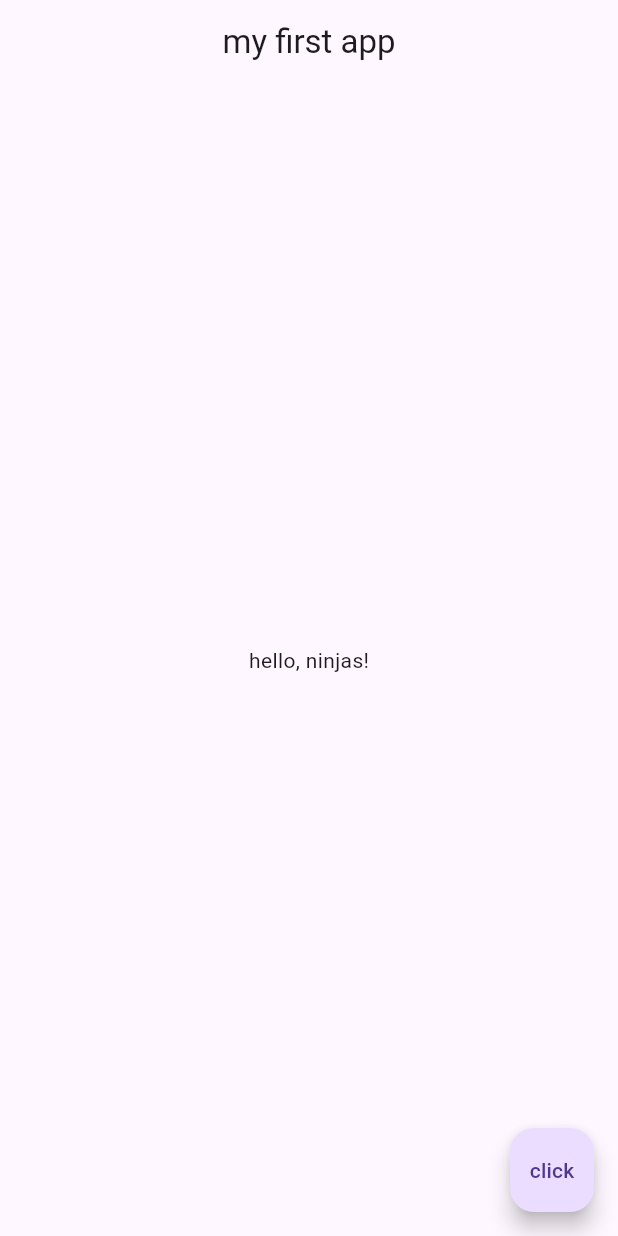
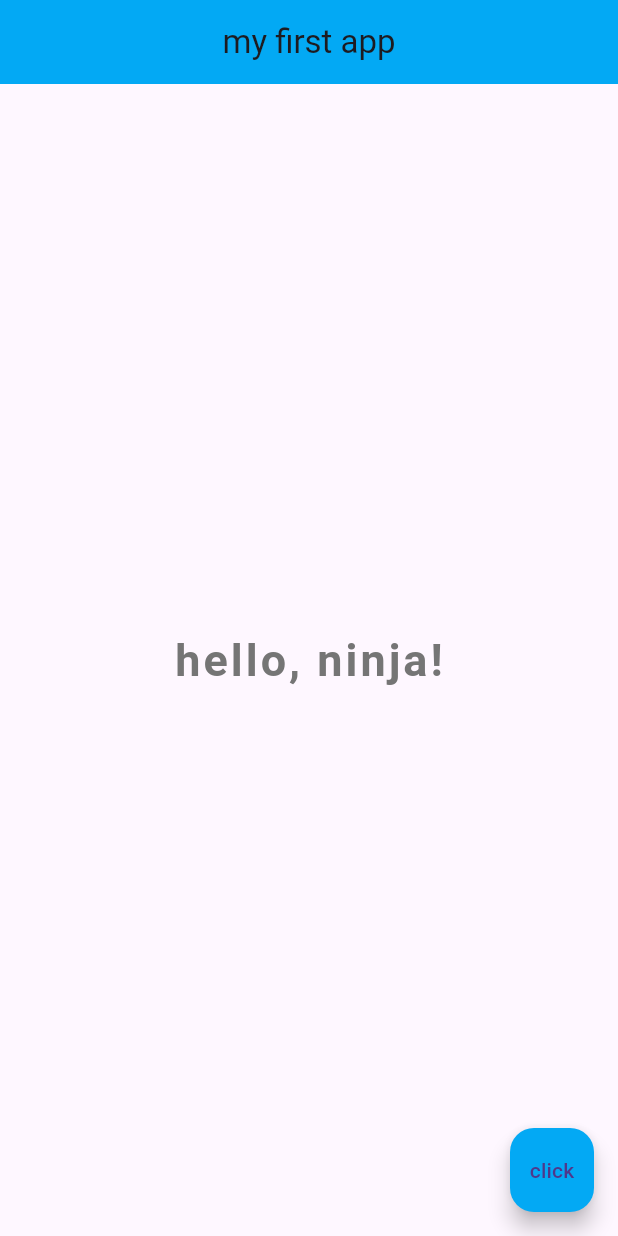
Before and after one commit to Akhil-Suden/flutter-basics, a Flutter app: the screen it shows after launch, on a phone screen of 412 x 824 dp. Run offline on Flutter 3.47's test engine with Material 3 defaults, Android fonts, the phone set to English and light mode, and no system bars; Roboto replaces fonts that are missing (IndieFlower).

Commit message:
my first flutter project

```diff
--- a/lib/main.dart
+++ b/lib/main.dart
@@ -1,21 +1,41 @@
 import 'package:flutter/material.dart';
 
 void main() => runApp(MaterialApp(
-  home: Scaffold(
-    appBar: AppBar(
-      title: Text('my first app'),
-      centerTitle: true,
-    ),
-    body: Center(
-      child: Text('hello, ninjas!'),
-    ),
-    floatingActionButton: FloatingActionButton(
-      child: Text('click'),
-      onPressed: PrintHi,
-    ),
-  ),
+  home: Home()
 ));
 
 void PrintHi(){
   print('Hi');
 }
+
+class Home extends StatelessWidget {
+  const Home({super.key});
+
+  @override
+  Widget build(BuildContext context) {
+    return Scaffold(
+      appBar: AppBar(
+        title: Text('my first app'),
+        centerTitle: true,
+        backgroundColor: Colors.lightBlue,
+      ),
+      body: Center(
+        child: Text(
+            'hello, ninja!',
+            style: TextStyle(
+              fontSize: 30.0,
+              fontWeight: FontWeight.bold,
+              letterSpacing: 2.0,
+              color: Colors.grey[600],
+              fontFamily: 'IndieFlower',
+            )
+        ),
+      ),
+      floatingActionButton: FloatingActionButton(
+        child: Text('click'),
+        onPressed: PrintHi,
+        backgroundColor: Colors.lightBlue,
+      ),
+    );
+  }
+}
```
